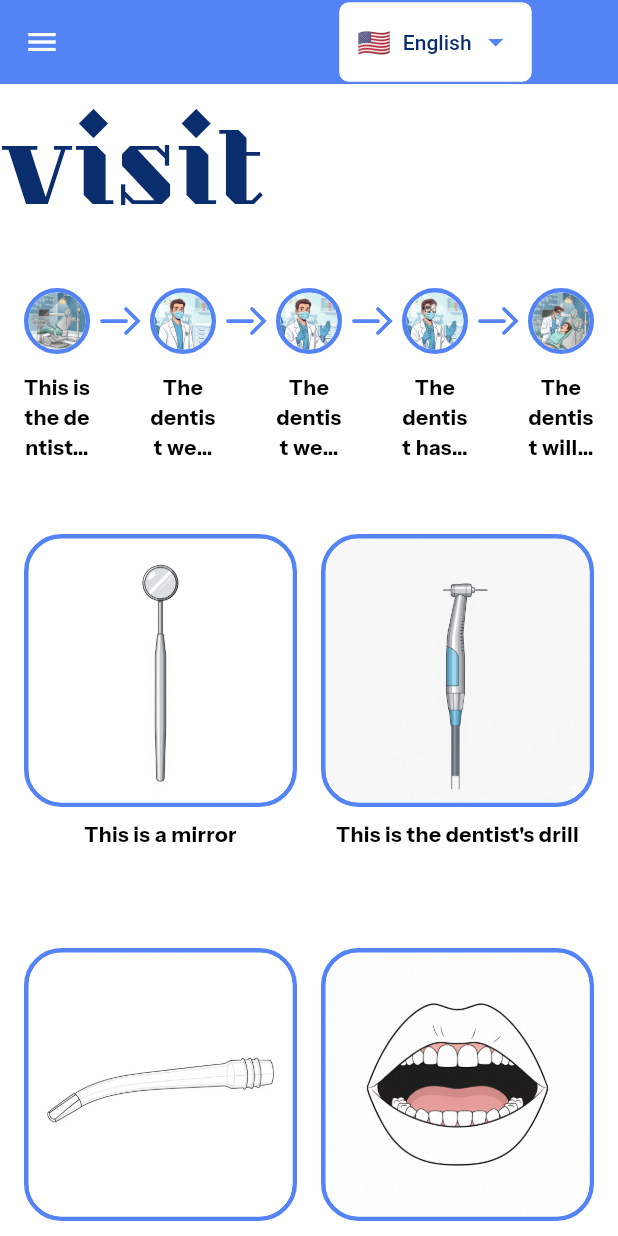
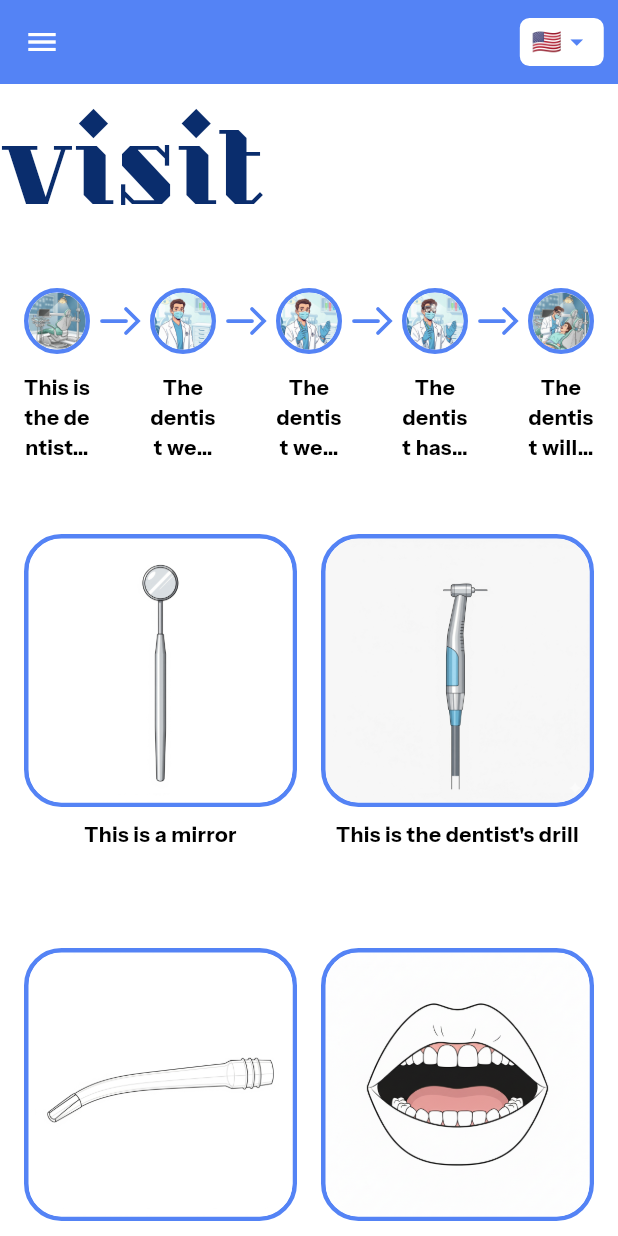
Before and after one commit to anandprasad29/Verbadent, a Flutter app: the BeforeVisitPage screen opened by its route, on a phone screen of 412 x 824 dp. Run offline on Flutter 3.47's test engine with Material 3 defaults, Android fonts, the light colour scheme and no system bars; our stand-ins replace flutter_riverpod, flutter_tts, go_router, riverpod_annotation; generated files the repository leaves out were written again.

Commit message:
fix: improve language selector positioning and responsiveness
- Move language selector inline with page header (in SliverAppBar actions)
- Add compact mode for language selector (shows only flag)
- Make language selector theme-aware
- Remove dark mode toggle from routes (now only in sidebar)
- Use compact selector in mobile app bar and SliverAppBar actions
- Position selector to avoid overlapping with centered header text
- Update golden tests for new UI layout

```diff
--- a/lib/src/features/before_visit/presentation/before_visit_page.dart
+++ b/lib/src/features/before_visit/presentation/before_visit_page.dart
@@ -8,6 +8,7 @@ import '../../../localization/content_translations.dart';
 import '../../../theme/app_colors.dart';
 import '../../../utils/responsive.dart';
 import '../../../widgets/app_shell.dart';
+import '../../../widgets/language_selector.dart';
 import '../../library/presentation/widgets/library_card.dart';
 import '../../library/services/tts_service.dart';
 import '../data/before_visit_data.dart';
@@ -44,6 +45,9 @@ class BeforeVisitPage extends ConsumerWidget {
     final padding = Responsive.getContentPadding(context);
     final l10n = AppLocalizations.of(context);
 
+    // Check if we're on desktop (wide screen with sidebar)
+    final isDesktop = MediaQuery.of(context).size.width >= AppConstants.sidebarBreakpoint;
+
     return Container(
       color: context.appBackground,
       child: CustomScrollView(
@@ -55,6 +59,15 @@ class BeforeVisitPage extends ConsumerWidget {
             floating: false,
             backgroundColor: context.appBackground,
             automaticallyImplyLeading: false,
+            // Language selector in actions (only on desktop, mobile uses app bar)
+            actions: isDesktop
+                ? [
+                    Padding(
+                      padding: const EdgeInsets.only(right: 16, top: 8),
+                      child: LanguageSelector(compact: true),
+                    ),
+                  ]
+                : null,
             flexibleSpace: FlexibleSpaceBar(
               centerTitle: true,
               titlePadding: const EdgeInsets.only(bottom: 16),
--- a/lib/src/widgets/app_shell.dart
+++ b/lib/src/widgets/app_shell.dart
@@ -3,7 +3,6 @@ import '../constants/app_constants.dart';
 import '../theme/app_colors.dart';
 import 'language_selector.dart';
 import 'sidebar.dart';
-import 'theme_toggle.dart';
 
 /// Shared application shell that provides consistent layout across pages.
 /// Handles responsive design with sidebar (desktop) or drawer (mobile).
@@ -42,6 +41,7 @@ class AppShell extends StatelessWidget {
   }
 
   /// Desktop layout with permanent sidebar
+  /// Language selector is handled by individual pages in their SliverAppBar
   Widget _buildDesktopLayout(BuildContext context) {
     return Scaffold(
       backgroundColor: context.appBackground,
@@ -52,26 +52,9 @@ class AppShell extends StatelessWidget {
             child: Sidebar(),
           ),
           Expanded(
-            child: Stack(
-              children: [
-                Container(
-                  color: context.appBackground,
-                  child: child,
-                ),
-                if (showLanguageSelector)
-                  Positioned(
-                    top: 16,
-                    right: 16,
-                    child: Row(
-                      mainAxisSize: MainAxisSize.min,
-                      children: [
-                        const LanguageSelector(),
-                        const SizedBox(width: 8),
-                        const ThemeToggleCompact(),
-                      ],
-                    ),
-                  ),
-              ],
+            child: Container(
+              color: context.appBackground,
+              child: child,
             ),
           ),
         ],
@@ -106,11 +89,10 @@ class AppShell extends StatelessWidget {
         actions: [
           if (showLanguageSelector)
             const Padding(
-              padding: EdgeInsets.only(right: 4),
-              child: LanguageSelector(),
+              padding: EdgeInsets.only(right: 8),
+              // Use compact selector in mobile app bar
+              child: LanguageSelector(compact: true),
             ),
-          const ThemeToggleCompact(),
-          const SizedBox(width: 4),
         ],
       ),
       drawer: showDrawer
--- a/lib/src/widgets/language_selector.dart
+++ b/lib/src/widgets/language_selector.dart
@@ -5,8 +5,15 @@ import '../theme/app_colors.dart';
 
 /// A dropdown button for selecting the content language.
 /// Used on non-dashboard routes to control caption language and TTS.
+/// Supports compact mode for mobile app bars.
 class LanguageSelector extends ConsumerWidget {
-  const LanguageSelector({super.key});
+  /// If true, shows only the flag without the language name
+  final bool compact;
+
+  const LanguageSelector({
+    super.key,
+    this.compact = false,
+  });
 
   @override
   Widget build(BuildContext context, WidgetRef ref) {
@@ -14,26 +21,42 @@ class LanguageSelector extends ConsumerWidget {
     final notifier = ref.read(contentLanguageNotifierProvider.notifier);
 
     return Container(
-      padding: const EdgeInsets.symmetric(horizontal: 12, vertical: 4),
+      padding: EdgeInsets.symmetric(
+        horizontal: compact ? 8 : 12,
+        vertical: 4,
+      ),
       decoration: BoxDecoration(
-        color: AppColors.cardBackground,
+        color: context.appCardBackground,
         borderRadius: BorderRadius.circular(8),
-        border: Border.all(color: AppColors.cardBorder, width: 1.5),
+        border: Border.all(color: context.appCardBorder, width: 1.5),
       ),
       child: DropdownButtonHideUnderline(
         child: DropdownButton<ContentLanguage>(
           value: currentLanguage,
-          icon: const Icon(
+          icon: Icon(
             Icons.arrow_drop_down,
-            color: AppColors.primary,
+            color: context.appPrimary,
+            size: compact ? 20 : 24,
           ),
-          style: const TextStyle(
-            color: AppColors.textPrimary,
-            fontSize: 14,
+          isDense: compact,
+          style: TextStyle(
+            color: context.appTextPrimary,
+            fontSize: compact ? 12 : 14,
             fontWeight: FontWeight.w500,
           ),
-          dropdownColor: AppColors.cardBackground,
+          dropdownColor: context.appCardBackground,
           borderRadius: BorderRadius.circular(8),
+          // Show selected value
+          selectedItemBuilder: compact
+              ? (context) => ContentLanguage.values.map((language) {
+                  return Center(
+                    child: Text(
+                      language.flag,
+                      style: const TextStyle(fontSize: 16),
+                    ),
+                  );
+                }).toList()
+              : null,
           items: ContentLanguage.values.map((language) {
             return DropdownMenuItem<ContentLanguage>(
               value: language,
@@ -42,7 +65,7 @@ class LanguageSelector extends ConsumerWidget {
                 children: [
                   Text(
                     language.flag,
-                    style: const TextStyle(fontSize: 18),
+                    style: TextStyle(fontSize: compact ? 16 : 18),
                   ),
                   const SizedBox(width: 8),
                   Text(language.displayName),
@@ -60,3 +83,18 @@ class LanguageSelector extends ConsumerWidget {
     );
   }
 }
+
+/// A responsive language selector that auto-adjusts based on available space.
+/// Shows compact mode in constrained spaces (like app bars).
+class ResponsiveLanguageSelector extends ConsumerWidget {
+  const ResponsiveLanguageSelector({super.key});
+
+  @override
+  Widget build(BuildContext context, WidgetRef ref) {
+    // Use compact mode for narrower screens
+    final screenWidth = MediaQuery.of(context).size.width;
+    final isCompact = screenWidth < 600;
+
+    return LanguageSelector(compact: isCompact);
+  }
+}
```
Also changed, not shown: lib/src/features/library/presentation/library_page.dart (+13 -0 lines), 7 other files.
